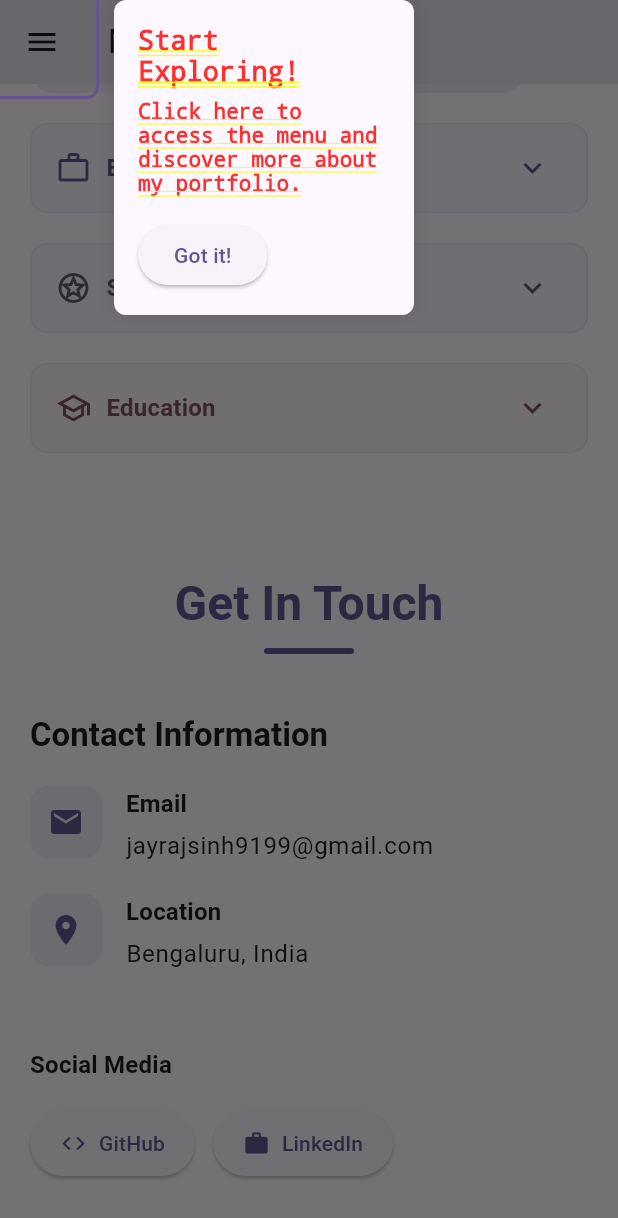
After one commit to Jayrajsinh91/Protfolio, a Flutter app: the screen it shows after launch, scrolled down 1152 dp, after a tap on "GitHub", on a phone screen of 412 x 824 dp. The commit adds this screen. Shown: the top 1218 px of the screen. Run offline on Flutter 3.47's test engine with Material 3 defaults, Android fonts, the phone set to English and light mode, and no system bars; our stand-ins replace flutter_carousel_widget, shared_preferences.

Commit message:
contact section and more improvements

```diff
--- a/lib/presentation/screens/home_screen.dart
+++ b/lib/presentation/screens/home_screen.dart
@@ -4,6 +4,7 @@ import '../../utils/tutorial_manager.dart';
 import 'widgets/app_bar_content.dart';
 import 'widgets/hero_section.dart';
 import 'sections/about_section.dart';
+import 'sections/contact_section.dart';
 
 class HomeScreen extends StatefulWidget {
   const HomeScreen({super.key});
@@ -16,6 +17,7 @@ class _HomeScreenState extends State<HomeScreen> {
   final menuKey = GlobalKey();
   final heroKey = GlobalKey();
   final aboutKey = GlobalKey();
+  final contactKey = GlobalKey();
   late TutorialManager tutorialManager;
   final ScrollController _scrollController = ScrollController();
 
@@ -118,6 +120,10 @@ class _HomeScreenState extends State<HomeScreen> {
               key: aboutKey,
               child: const AboutSection(),
             ),
+            Container(
+              key: contactKey,
+              child: const ContactSection(),
+            ),
           ],
         ),
       ),
--- a/lib/presentation/screens/sections/about_section.dart
+++ b/lib/presentation/screens/sections/about_section.dart
@@ -9,8 +9,24 @@ class AboutSection extends StatelessWidget {
   Widget build(BuildContext context) {
     return Container(
       padding: const EdgeInsets.symmetric(horizontal: 20, vertical: 40),
+      decoration: BoxDecoration(
         color: Theme.of(context).colorScheme.surface,
+        borderRadius: BorderRadius.circular(20),
+      ),
       child: Column(
+        children: [
+          _buildHeader(context),
+          const SizedBox(height: 40),
+          Responsive.isMobile(context)
+              ? const _MobileLayout()
+              : const _DesktopLayout(),
+        ],
+      ),
+    );
+  }
+
+  Widget _buildHeader(BuildContext context) {
+    return Column(
       children: [
         Text(
           'About Me',
@@ -19,12 +35,16 @@ class AboutSection extends StatelessWidget {
                 color: Theme.of(context).colorScheme.primary,
               ),
         ),
-          const SizedBox(height: 40),
-          Responsive.isMobile(context)
-              ? const _MobileLayout()
-              : const _DesktopLayout(),
+        const SizedBox(height: 10),
+        Container(
+          width: 60,
+          height: 4,
+          decoration: BoxDecoration(
+            color: Theme.of(context).colorScheme.primary,
+            borderRadius: BorderRadius.circular(2),
+          ),
+        ),
       ],
-      ),
     );
   }
 }
@@ -70,12 +90,23 @@ Widget _buildImage() {
     "assets/images/me1.jpeg",
     "assets/images/me2.jpeg",
     "assets/images/me3.jpeg",
-    "assets/images/me4.jpeg",
   ];
 
-  return ImageCarousel(
+  return Column(
+    children: [
+      ImageCarousel(
         imageUrls: images,
         height: 300,
+      ),
+      const SizedBox(height: 15),
+      Text(
+        'Swipe or click arrows to see more photos',
+        style: TextStyle(
+          color: Colors.grey[600],
+          fontSize: 12,
+        ),
+      ),
+    ],
   );
 }
 
@@ -83,79 +114,207 @@ Widget _buildContent(BuildContext context) {
   return Column(
     crossAxisAlignment: CrossAxisAlignment.start,
     children: [
+      _buildRoleSection(context),
+      const SizedBox(height: 20),
+      _buildInfoCards(context),
+    ],
+  );
+}
+
+Widget _buildRoleSection(BuildContext context) {
+  return Row(
+    children: [
+      Container(
+        padding: const EdgeInsets.symmetric(horizontal: 12, vertical: 6),
+        decoration: BoxDecoration(
+          color: Theme.of(context).colorScheme.primary.withOpacity(0.1),
+          borderRadius: BorderRadius.circular(20),
+        ),
+        child: Row(
+          mainAxisSize: MainAxisSize.min,
+          children: [
+            Icon(
+              Icons.code,
+              size: 16,
+              color: Theme.of(context).colorScheme.primary,
+            ),
+            const SizedBox(width: 8),
             Text(
-        'Flutter Developer & UI/UX Enthusiast',
-        style: Theme.of(context).textTheme.titleLarge?.copyWith(
+              'Flutter Developer',
+              style: TextStyle(
+                color: Theme.of(context).colorScheme.primary,
+                fontWeight: FontWeight.bold,
+              ),
+            ),
+          ],
+        ),
+      ),
+      const SizedBox(width: 12),
+      Container(
+        padding: const EdgeInsets.symmetric(horizontal: 12, vertical: 6),
+        decoration: BoxDecoration(
+          color: Theme.of(context).colorScheme.secondary.withOpacity(0.1),
+          borderRadius: BorderRadius.circular(20),
+        ),
+        child: Row(
+          mainAxisSize: MainAxisSize.min,
+          children: [
+            Icon(
+              Icons.design_services,
+              size: 16,
               color: Theme.of(context).colorScheme.secondary,
             ),
+            const SizedBox(width: 8),
+            Text(
+              'UI/UX Enthusiast',
+              style: TextStyle(
+                color: Theme.of(context).colorScheme.secondary,
+                fontWeight: FontWeight.bold,
               ),
-      const SizedBox(height: 20),
-      const _InfoCard(
-        title: 'Background',
-        content:
-            'With 2+ years of experience in mobile app development, I specialize in creating beautiful and functional applications using Flutter. My journey in software development started during my college years, and I\'ve been passionate about creating user-centric solutions ever since.',
             ),
-      const SizedBox(height: 20),
-      const _InfoCard(
-        title: 'Skills',
-        content:
-            '• Flutter & Dart\n'
-            '• UI/UX Design\n'
-            '• Firebase\n'
-            '• RESTful APIs\n'
-            '• Git & Version Control\n'
-            '• Responsive Design\n'
-            '• State Management\n'
-            '• Clean Architecture',
+          ],
         ),
-      const SizedBox(height: 20),
-      const _InfoCard(
-        title: 'Education',
-        content:
-            'Bachelor of Engineering in Information & Technology\n'
-            'SVIT Vasad, Gujarat - 2022\n\n'
-            'Relevant Coursework:\n'
-            '• Mobile Application Development\n'
-            '• Software Engineering\n'
-            '• Database Management\n'
-            '• Web Technologies',
       ),
     ],
   );
 }
 
+Widget _buildInfoCards(BuildContext context) {
+  return Column(
+    children: [
+      _InfoCard(
+        title: 'Experience',
+        icon: Icons.work_outline,
+        content: _buildExperienceContent(),
+        color: Theme.of(context).colorScheme.primary,
+      ),
+      const SizedBox(height: 20),
+      _InfoCard(
+        title: 'Skills',
+        icon: Icons.stars_outlined,
+        content: _buildSkillsContent(),
+        color: Theme.of(context).colorScheme.secondary,
+      ),
+      const SizedBox(height: 20),
+      _InfoCard(
+        title: 'Education',
+        icon: Icons.school_outlined,
+        content: _buildEducationContent(),
+        color: Theme.of(context).colorScheme.tertiary,
+      ),
+    ],
+  );
+}
+
+String _buildSkillsContent() {
+  return '''
+Technical Skills:
+• Flutter & Dart
+• Kotlin
+• Java
+• XML
+• Web Technologies: HTML, CSS, JavaScript
+• RESTful APIs & Firebase
+• Git & Version Control
+• Clean Architecture & State Management
+
+Tools & Platforms:
+• GitHub
+• VS Code
+• Android Studio
+• Cursor
+• AWS
+• Slack
+• Nifty
+
+Soft Skills:
+• Problem Solving
+• Team Collaboration
+• Agile Development
+• UI/UX Design
+• Responsive Design''';
+}
+
+String _buildEducationContent() {
+  return '''
+Bachelor of Engineering in Information & Technology
+SVIT Vasad, Gujarat - 2022
+
+Relevant Coursework:
+• Mobile Application Development
+• Software Engineering
+• Database Management
+• Web Technologies''';
+}
+
+String _buildExperienceContent() {
+  return '''
+Nosh Robotics, Bangalore — Software Development Engineer
+December 2023 - Present
+• Leading mobile app development (Flutter), managing maintenance and deployment on Play Store and App Store
+• Building and optimizing device-side app features using Kotlin
+• Developing Quality Control (QC) app for device validation in manufacturing
+• Working through DVT (Design Validation Testing) phase
+
+Nosh Robotics, Bangalore — SDE Intern
+August 2023 - December 2023
+• Implemented UI features during EVT (Engineering Validation Testing)
+• Developed front-end features using Kotlin and Flutter
+• Collaborated with cross-functional teams for UI/UX improvements
+• Contributed to device application development''';
+}
+
 class _InfoCard extends StatelessWidget {
   final String title;
+  final IconData icon;
   final String content;
+  final Color color;
 
   const _InfoCard({
     required this.title,
+    required this.icon,
     required this.content,
+    required this.color,
   });
 
   @override
   Widget build(BuildContext context) {
     return Container(
       width: double.infinity,
-      padding: const EdgeInsets.all(20),
       decoration: BoxDecoration(
-        color: Theme.of(context).colorScheme.surface,
+        color: color.withOpacity(0.05),
         borderRadius: BorderRadius.circular(12),
         border: Border.all(
-          color: Theme.of(context).colorScheme.outline.withAlpha(26),
+          color: color.withOpacity(0.1),
         ),
       ),
-      child: Column(
-        crossAxisAlignment: CrossAxisAlignment.start,
+      child: Theme(
+        data: Theme.of(context).copyWith(
+          dividerColor: Colors.transparent,
+        ),
+        child: ExpansionTile(
+          initiallyExpanded: false,
+          title: Row(
             children: [
+              Icon(icon, color: color),
+              const SizedBox(width: 10),
               Text(
                 title,
                 style: Theme.of(context).textTheme.titleMedium?.copyWith(
                       fontWeight: FontWeight.bold,
-                  color: Theme.of(context).colorScheme.primary,
+                      color: color,
                     ),
               ),
-          const SizedBox(height: 10),
+            ],
+          ),
+          iconColor: color,
+          collapsedIconColor: color,
+          childrenPadding: const EdgeInsets.only(
+            left: 20,
+            right: 20,
+            bottom: 20,
+          ),
+          children: [
             Text(
               content,
               style: Theme.of(context).textTheme.bodyLarge?.copyWith(
@@ -164,6 +323,7 @@ class _InfoCard extends StatelessWidget {
             ),
           ],
         ),
+      ),
     );
   }
 }
--- /dev/null
+++ b/lib/presentation/screens/sections/contact_section.dart
@@ -0,0 +1,341 @@
+import 'package:flutter/material.dart';
+import '../../../config/responsive.dart';
+import 'package:url_launcher/url_launcher.dart' as url_launcher;
+
+class ContactSection extends StatefulWidget {
+  const ContactSection({super.key});
+
+  @override
+  State<ContactSection> createState() => _ContactSectionState();
+}
+
+class _ContactSectionState extends State<ContactSection> {
+  final _formKey = GlobalKey<FormState>();
+  final _nameController = TextEditingController();
+  final _emailController = TextEditingController();
+  final _messageController = TextEditingController();
+
+  @override
+  void dispose() {
+    _nameController.dispose();
+    _emailController.dispose();
+    _messageController.dispose();
+    super.dispose();
+  }
+
+  @override
+  Widget build(BuildContext context) {
+    return Container(
+      padding: const EdgeInsets.symmetric(horizontal: 20, vertical: 40),
+      decoration: BoxDecoration(
+        color: Theme.of(context).colorScheme.surface,
+        borderRadius: BorderRadius.circular(20),
+      ),
+      child: Column(
+        children: [
+          _buildHeader(context),
+          const SizedBox(height: 40),
+          Responsive.isMobile(context)
+              ? const _MobileLayout()
+              : const _DesktopLayout(),
+        ],
+      ),
+    );
+  }
+
+  Widget _buildHeader(BuildContext context) {
+    return Column(
+      children: [
+        Text(
+          'Get In Touch',
+          style: Theme.of(context).textTheme.headlineLarge?.copyWith(
+                fontWeight: FontWeight.bold,
+                color: Theme.of(context).colorScheme.primary,
+              ),
+        ),
+        const SizedBox(height: 10),
+        Container(
+          width: 60,
+          height: 4,
+          decoration: BoxDecoration(
+            color: Theme.of(context).colorScheme.primary,
+            borderRadius: BorderRadius.circular(2),
+          ),
+        ),
+      ],
+    );
+  }
+}
+
+class _DesktopLayout extends StatelessWidget {
+  const _DesktopLayout();
+
+  @override
+  Widget build(BuildContext context) {
+    return Row(
+      crossAxisAlignment: CrossAxisAlignment.start,
+      children: [
+        // Expanded(
+        //   child: _ContactForm(),
+        // ),
+        const SizedBox(width: 40),
+        Expanded(
+          child: _ContactInfo(),
+        ),
+      ],
+    );
+  }
+}
+
+class _MobileLayout extends StatelessWidget {
+  const _MobileLayout();
+
+  @override
+  Widget build(BuildContext context) {
+    return Column(
+      children: [
+        _ContactInfo(),
+        const SizedBox(height: 40),
+        // _ContactForm(),
+      ],
+    );
+  }
+}
+
+class _ContactForm extends StatelessWidget {
+  final _formKey = GlobalKey<FormState>();
+  final _nameController = TextEditingController();
+  final _emailController = TextEditingController();
+  final _messageController = TextEditingController();
+
+  _ContactForm({super.key});
+
+  @override
+  Widget build(BuildContext context) {
+    return Form(
+      key: _formKey,
+      child: Column(
+        crossAxisAlignment: CrossAxisAlignment.start,
+        children: [
+          Text(
+            'Send Message',
+            style: Theme.of(context).textTheme.titleLarge?.copyWith(
+                  fontWeight: FontWeight.bold,
+                ),
+          ),
+          const SizedBox(height: 20),
+          _buildTextField(
+            controller: _nameController,
+            label: 'Name',
+            icon: Icons.person_outline,
+          ),
+          const SizedBox(height: 16),
+          _buildTextField(
+            controller: _emailController,
+            label: 'Email',
+            icon: Icons.email_outlined,
+            keyboardType: TextInputType.emailAddress,
+          ),
+          const SizedBox(height: 16),
+          _buildTextField(
+            controller: _messageController,
+            label: 'Message',
+            icon: Icons.message_outlined,
+            maxLines: 5,
+          ),
+          const SizedBox(height: 24),
+          SizedBox(
+            width: double.infinity,
+            child: ElevatedButton.icon(
+              onPressed: () {
+                if (_formKey.currentState!.validate()) {
+                  // TODO: Implement send message functionality
+                }
+              },
+              icon: const Icon(Icons.send),
+              label: const Text('Send Message'),
+              style: ElevatedButton.styleFrom(
+                padding: const EdgeInsets.all(16),
+              ),
+            ),
+          ),
+        ],
+      ),
+    );
+  }
+
+  Widget _buildTextField({
+    required TextEditingController controller,
+    required String label,
+    required IconData icon,
+    TextInputType? keyboardType,
+    int maxLines = 1,
+  }) {
+    return TextFormField(
+      controller: controller,
+      keyboardType: keyboardType,
+      maxLines: maxLines,
+      decoration: InputDecoration(
+        labelText: label,
+        prefixIcon: Icon(icon),
+        border: OutlineInputBorder(
+          borderRadius: BorderRadius.circular(12),
+        ),
+      ),
+      validator: (value) {
+        if (value == null || value.isEmpty) {
+          return 'Please enter $label';
+        }
+        if (label == 'Email' && !value.contains('@')) {
+          return 'Please enter a valid email';
+        }
+        return null;
+      },
+    );
+  }
+}
+
+class _ContactInfo extends StatelessWidget {
+  @override
+  Widget build(BuildContext context) {
+    return Column(
+      crossAxisAlignment: CrossAxisAlignment.start,
+      children: [
+        Text(
+          'Contact Information',
+          style: Theme.of(context).textTheme.titleLarge?.copyWith(
+                fontWeight: FontWeight.bold,
+              ),
+        ),
+        const SizedBox(height: 20),
+        _buildContactItem(
+          context: context,
+          icon: Icons.email,
+          title: 'Email',
+          content: 'jayrajsinh9199@gmail.com',
+        ),
+        _buildContactItem(
+          context: context,
+          icon: Icons.location_on,
+          title: 'Location',
+          content: 'Bengaluru, India',
+        ),
+        const SizedBox(height: 30),
+        Text(
+          'Social Media',
+          style: Theme.of(context).textTheme.titleMedium?.copyWith(
+                fontWeight: FontWeight.bold,
+              ),
+        ),
+        const SizedBox(height: 16),
+        Row(
+          children: [
+            _buildSocialButton(
+              icon: Icons.code,
+              label: 'GitHub',
+              onPressed: () async {
+                final Uri githubUrl = Uri.parse('https://github.com/Jayrajsinh91');
+                try {
+                  if (!await url_launcher.launchUrl(
+                    githubUrl,
+                    mode: url_launcher.LaunchMode.inAppWebView,
+                  )) {
+                    throw 'Could not launch $githubUrl';
+                  }
+                } catch (e) {
+                  debugPrint('Error launching URL: $e');
+                }
+              },
+            ),
+            const SizedBox(width: 12),
+            _buildSocialButton(
+              icon: Icons.work,
+              label: 'LinkedIn',
+              onPressed: () async {
+                final Uri linkedinAppUrl = Uri.parse('linkedin://profile/jayrajsinh-thakor-41a66b190');
+                final Uri linkedinWebUrl = Uri.parse('https://www.linkedin.com/in/jayrajsinh-thakor-41a66b190/');
+
+                try {
+                  if (await url_launcher.canLaunchUrl(linkedinAppUrl)) {
+                    await url_launcher.launchUrl(linkedinAppUrl);
+                  } else {
+                    if (!await url_launcher.launchUrl(
+                      linkedinWebUrl,
+                      mode: url_launcher.LaunchMode.externalApplication,
+                    )) {
+                      throw 'Could not launch LinkedIn';
+                    }
+                  }
+                } catch (e) {
+                  debugPrint('Error launching URL: $e');
+                }
+              },
+            ),
+          ],
+        ),
+      ],
+    );
+  }
+
+  Widget _buildContactItem({
+    required BuildContext context,
+    required IconData icon,
+    required String title,
+    required String content,
+  }) {
+    return Padding(
+      padding: const EdgeInsets.only(bottom: 20),
+      child: Row(
+        crossAxisAlignment: CrossAxisAlignment.start,
+        children: [
+          Container(
+            padding: const EdgeInsets.all(12),
+            decoration: BoxDecoration(
+              color: Theme.of(context).colorScheme.primary.withOpacity(0.1),
+              borderRadius: BorderRadius.circular(12),
+            ),
+            child: Icon(
+              icon,
+              color: Theme.of(context).colorScheme.primary,
+            ),
+          ),
+          const SizedBox(width: 16),
+          Column(
+            crossAxisAlignment: CrossAxisAlignment.start,
+            children: [
+              Text(
+                title,
+                style: Theme.of(context).textTheme.titleMedium?.copyWith(
+                      fontWeight: FontWeight.bold,
+                    ),
+              ),
+              const SizedBox(height: 4),
+              Text(
+                content,
+                style: Theme.of(context).textTheme.bodyLarge,
+              ),
+            ],
+          ),
+        ],
+      ),
+    );
+  }
+
+  Widget _buildSocialButton({
+    required IconData icon,
+    required String label,
+    required VoidCallback onPressed,
+  }) {
+    return ElevatedButton.icon(
+      onPressed: onPressed,
+      icon: Icon(icon),
+      label: Text(label),
+      style: ElevatedButton.styleFrom(
+        padding: const EdgeInsets.symmetric(
+          horizontal: 20,
+          vertical: 12,
+        ),
+      ),
+    );
+  }
+}
--- a/pubspec.yaml
+++ b/pubspec.yaml
@@ -34,6 +34,7 @@ dependencies:
   shared_preferences: ^2.2.2
   smooth_page_indicator: ^1.1.0
   flutter_carousel_widget: ^2.2.0
+  url_launcher: ^6.2.5
 
   # The following adds the Cupertino Icons font to your application.
   # Use with the CupertinoIcons class for iOS style icons.
```
Also changed, not shown: assets/images/me4.jpeg (deleted), pubspec.lock, 5 other files. Lines whose indentation alone changed are shown as unchanged.
